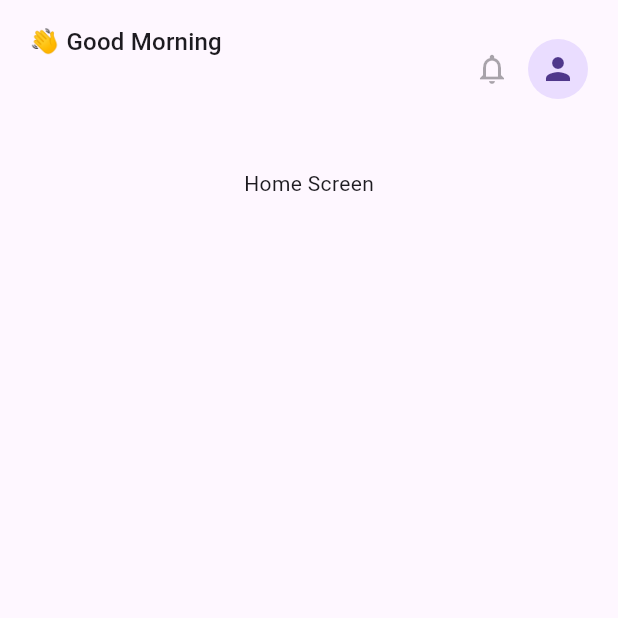
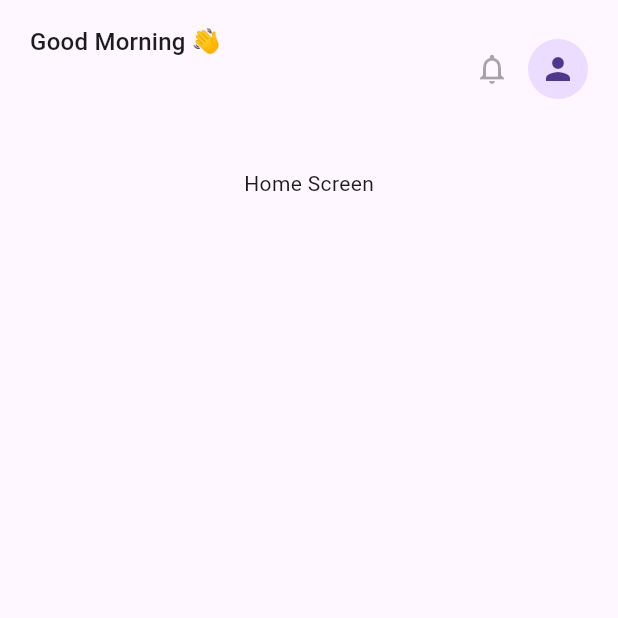
Before and after one commit to pradeepdevianbu-netizen/ai-notes-app, a Flutter app: the HomeScreen screen opened directly, on a phone screen of 412 x 824 dp, the top half of it. Run offline on Flutter 3.47's test engine with Material 3 defaults, Android fonts, the phone set to English and light mode, and no system bars; our stand-ins replace cloud_firestore, firebase_auth, firebase_core, google_fonts; accounts and stored records are empty.

Commit message:
feat: add features in appbar

```diff
--- a/lib/screens/home/widgets/home_app_bar.dart
+++ b/lib/screens/home/widgets/home_app_bar.dart
@@ -11,6 +11,21 @@
   final String userName;
   final VoidCallback? onNotificationTap;
   final VoidCallback? onProfileTap;
+
+
+    String getGreeting() {
+    final hour = DateTime.now().hour;
+
+    if (hour < 12) {
+      return "Good Morning 👋";
+    } else if (hour < 17) {
+      return "Good Afternoon ☀️";
+    } else if (hour < 21) {
+      return "Good Evening 🌇";
+    } else {
+      return "Good Night 🌙";
+    }
+  }
 
   @override
   Widget build(BuildContext context) {
@@ -27,7 +42,7 @@
               crossAxisAlignment: CrossAxisAlignment.start,
               children: [
                 Text(
-                  "👋 Good Morning",
+                  getGreeting(),
                   style: Theme.of(context).textTheme.titleMedium,
                 ),
                 const SizedBox(height: 4),
```
